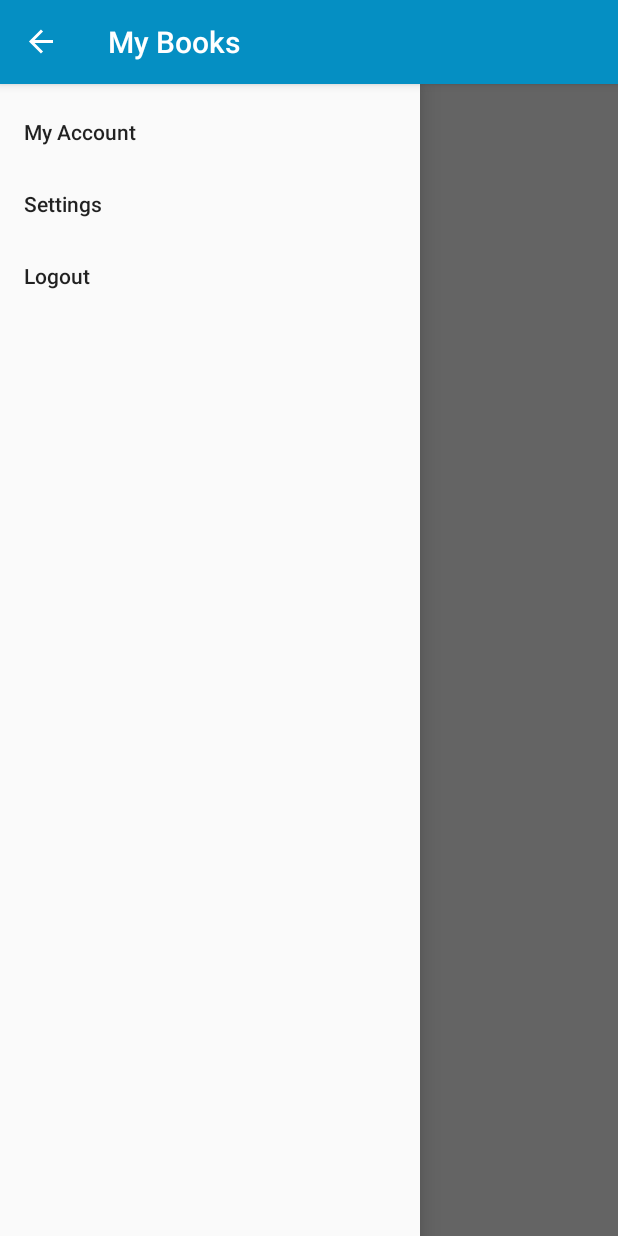
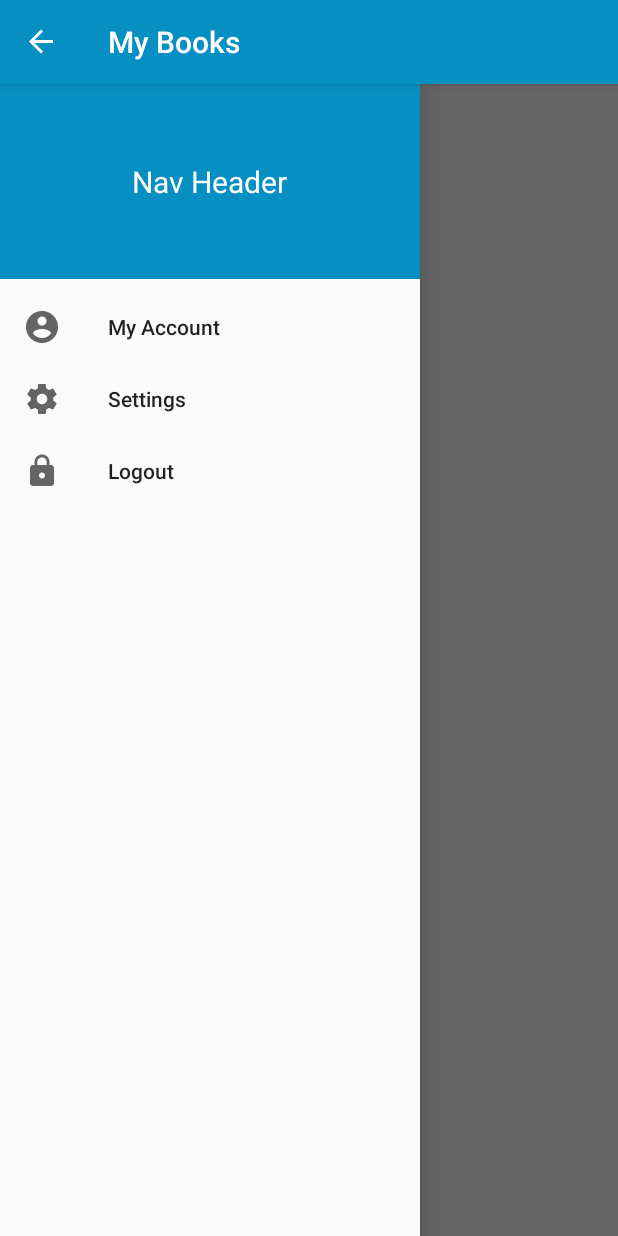
Before and after one commit to bijayee-saswata/MyBooks, an Android app: the screen it shows after launch (navActivity), with the side drawer open, on a phone screen of 412 x 824 dp. Run offline under Robolectric (Android 15) with nearby library versions, the phone set to English and light mode, and no system bars.

Commit message:
nav header & icons

```diff
--- a/app/src/main/res/layout/activity_nav.xml
+++ b/app/src/main/res/layout/activity_nav.xml
@@ -24,7 +24,8 @@
         android:layout_width="wrap_content"
         android:layout_height="match_parent"
         app:menu="@menu/nav_menu"
-        android:layout_gravity="start">
+        android:layout_gravity="start"
+        app:headerLayout="@layout/nav_header">
 
     </android.support.design.widget.NavigationView>
 
--- /dev/null
+++ b/app/src/main/res/layout/nav_header.xml
@@ -0,0 +1,17 @@
+<?xml version="1.0" encoding="utf-8"?>
+<RelativeLayout xmlns:android="http://schemas.android.com/apk/res/android"
+    xmlns:tools="http://schemas.android.com/tools"
+    android:layout_width="match_parent"
+    android:layout_height="130dp"
+    android:background="@color/colorPrimary">
+
+    <TextView
+        android:id="@+id/editText"
+        android:layout_width="wrap_content"
+        android:layout_height="wrap_content"
+        android:layout_centerHorizontal="true"
+        android:layout_centerVertical="true"
+        android:text="Nav Header"
+        android:textSize="20dp"
+        android:textColor="@android:color/white"/>
+</RelativeLayout>
--- a/app/src/main/res/menu/nav_menu.xml
+++ b/app/src/main/res/menu/nav_menu.xml
@@ -2,9 +2,12 @@
 <menu xmlns:android="http://schemas.android.com/apk/res/android">
 
     <item android:id="@+id/nav_account"
+        android:icon="@mipmap/ic_account_circle_black_24dp"
         android:title="@string/MyAccount"/>
     <item android:id="@+id/nav_settings"
+        android:icon="@mipmap/ic_settings_black_24dp"
         android:title="@string/settings"/>
     <item android:id="@+id/nav_logout"
+        android:icon="@mipmap/ic_lock_black_24dp"
         android:title="@string/logout"/>
 </menu>
```
Also changed, not shown: app/src/main/res/mipmap-hdpi/ic_account_circle_black_24dp.png (added), app/src/main/res/mipmap-hdpi/ic_lock_black_24dp.png (added), app/src/main/res/mipmap-hdpi/ic_settings_black_24dp.png (added), app/src/main/res/mipmap-mdpi/ic_account_circle_black_24dp.png (added), app/src/main/res/mipmap-mdpi/ic_lock_black_24dp.png (added), app/src/main/res/mipmap-mdpi/ic_settings_black_24dp.png (added), app/src/main/res/mipmap-xhdpi/ic_account_circle_black_24dp.png (added), app/src/main/res/mipmap-xhdpi/ic_lock_black_24dp.png (added), app/src/main/res/mipmap-xhdpi/ic_settings_black_24dp.png (added), app/src/main/res/mipmap-xxhdpi/ic_account_circle_black_24dp.png (added), app/src/main/res/mipmap-xxhdpi/ic_lock_black_24dp.png (added), app/src/main/res/mipmap-xxhdpi/ic_settings_black_24dp.png (added), app/src/main/res/mipmap-xxxhdpi/ic_account_circle_black_24dp.png (added), app/src/main/res/mipmap-xxxhdpi/ic_lock_black_24dp.png (added), 1 more files.
